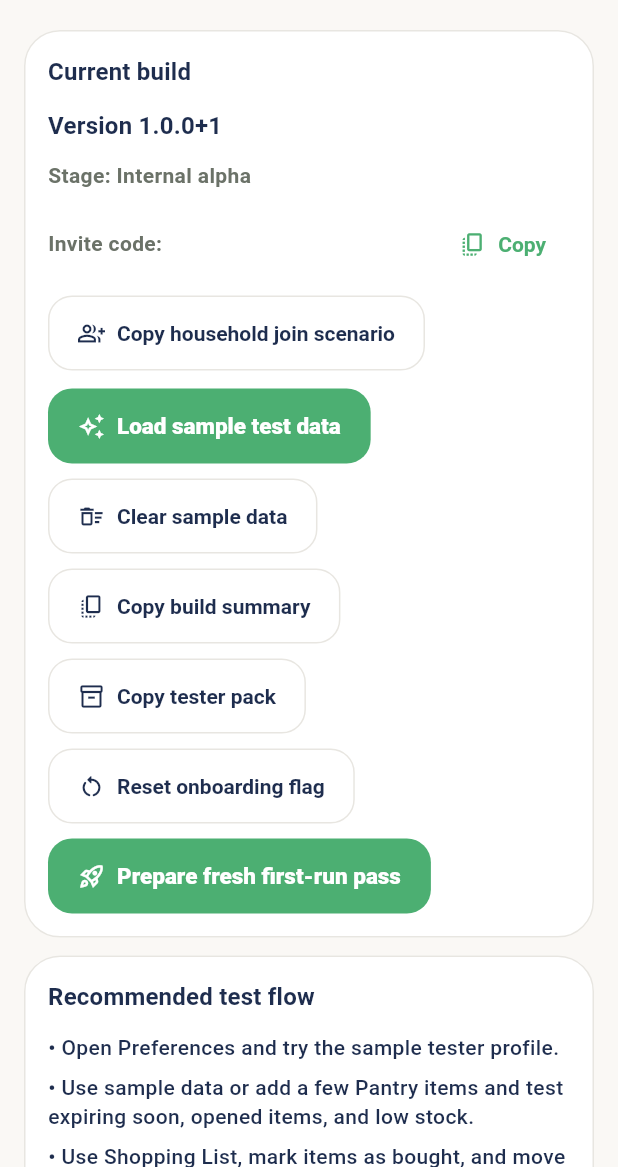
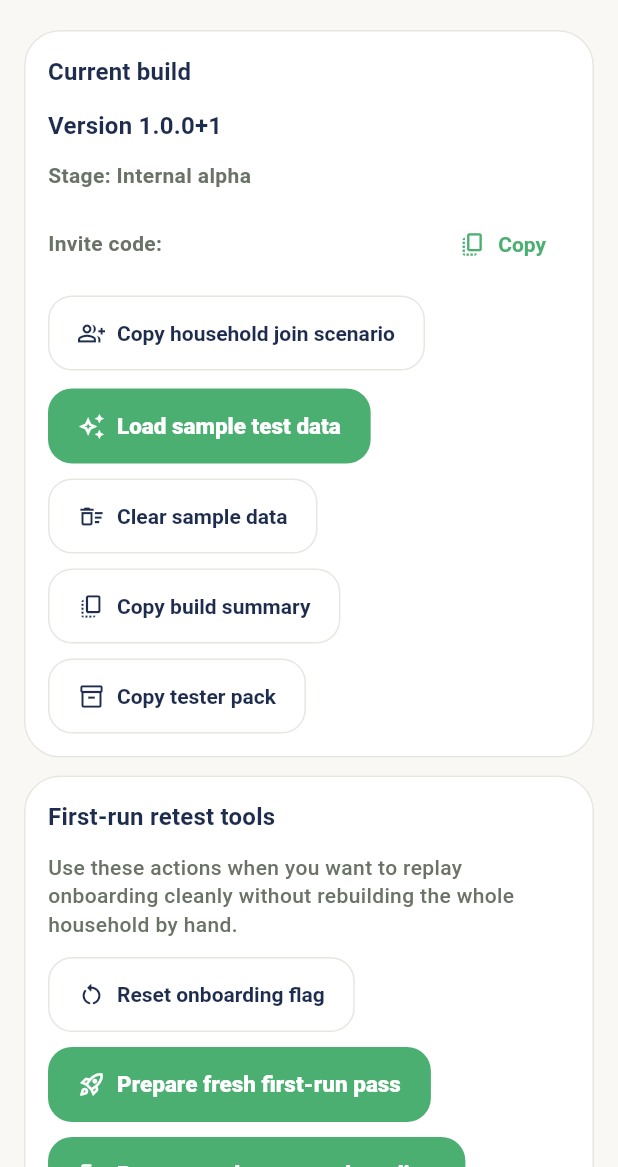
Before and after one commit to marcelhotka/food-inventory-mobile, a Flutter app: the TesterInfoScreen screen opened directly with empty values, scrolled down 576 dp, on a phone screen of 412 x 824 dp, the part 69-1236 px from its top. Run offline on Flutter 3.47's test engine with Material 3 defaults, Android fonts, the phone set to English and light mode, and no system bars; our stand-ins replace flutter_dotenv, flutter_svg, image_picker, supabase_flutter; accounts and stored records are empty; network calls fail; statements that could not run were skipped.

Commit message:
Organize tester first-run tools

```diff
--- a/lib/features/dashboard/presentation/tester_info_screen.dart
+++ b/lib/features/dashboard/presentation/tester_info_screen.dart
@@ -703,7 +703,28 @@ class _TesterInfoScreenState extends State<TesterInfoScreen> {
                     ),
                   ),
                 ),
-                const SizedBox(height: 10),
+              ],
+            ),
+          ),
+          const SizedBox(height: 12),
+          _InfoCard(
+            title: context.tr(
+              en: 'First-run retest tools',
+              sk: 'Nástroje na first-run retest',
+            ),
+            child: Column(
+              crossAxisAlignment: CrossAxisAlignment.start,
+              children: [
+                Text(
+                  context.tr(
+                    en: 'Use these actions when you want to replay onboarding cleanly without rebuilding the whole household by hand.',
+                    sk: 'Použi tieto akcie, keď chceš znovu prejsť onboarding čisto bez ručného prestavovania celej domácnosti.',
+                  ),
+                  style: Theme.of(context).textTheme.bodyMedium?.copyWith(
+                    color: SafoColors.textSecondary,
+                  ),
+                ),
+                const SizedBox(height: 12),
                 OutlinedButton.icon(
                   onPressed: _isResettingOnboarding
                       ? null
@@ -742,6 +763,27 @@ class _TesterInfoScreenState extends State<TesterInfoScreen> {
                         : context.tr(
                             en: 'Prepare fresh first-run pass',
                             sk: 'Pripraviť nový first-run priechod',
+                          ),
+                  ),
+                ),
+                const SizedBox(height: 10),
+                FilledButton.icon(
+                  onPressed: _isRestartingFirstRun
+                      ? null
+                      : _restartFreshFirstRunPass,
+                  icon: _isRestartingFirstRun
+                      ? const SizedBox(
+                          width: 16,
+                          height: 16,
+                          child: CircularProgressIndicator(strokeWidth: 2),
+                        )
+                      : const Icon(Icons.logout_rounded),
+                  label: Text(
+                    _isRestartingFirstRun
+                        ? context.tr(en: 'Restarting...', sk: 'Reštartujem...')
+                        : context.tr(
+                            en: 'Prepare and restart onboarding',
+                            sk: 'Pripraviť a reštartovať onboarding',
                           ),
                   ),
                 ),
@@ -886,27 +928,6 @@ class _TesterInfoScreenState extends State<TesterInfoScreen> {
                     ),
                   ),
                 ),
-                const SizedBox(height: 12),
-                FilledButton.icon(
-                  onPressed: _isRestartingFirstRun
-                      ? null
-                      : _restartFreshFirstRunPass,
-                  icon: _isRestartingFirstRun
-                      ? const SizedBox(
-                          width: 16,
-                          height: 16,
-                          child: CircularProgressIndicator(strokeWidth: 2),
-                        )
-                      : const Icon(Icons.logout_rounded),
-                  label: Text(
-                    _isRestartingFirstRun
-                        ? context.tr(en: 'Restarting...', sk: 'Reštartujem...')
-                        : context.tr(
-                            en: 'Prepare and restart onboarding',
-                            sk: 'Pripraviť a reštartovať onboarding',
-                          ),
-                  ),
-                ),
               ],
             ),
           ),
```
